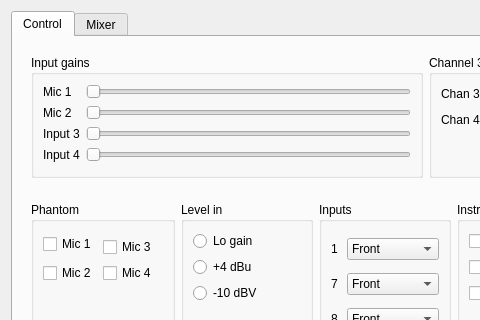
Above: libffado/support/mixer-qt4/ffado/mixer/rme.ui from adiknoth/ffado before the change; both pictures show x 0 to 480 and y 0 to 320 of the 637 by 781 pixel window. Below: the same form after it.
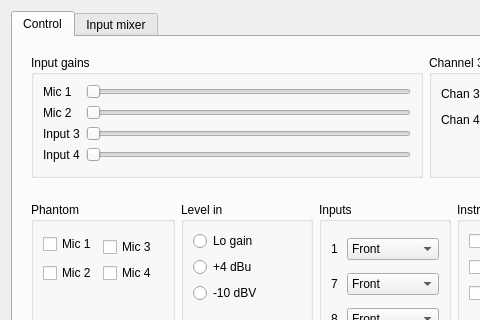
That is the form after the change.

Commit message: * rme: implement a first cut at the input matrix mixer.  This permits inputs to be mixed to outputs directly in the device for latency-free monitoring applications.  The playback matrix mixer and output fader controls will follow soon now this initial proof-of-concept is done. * matrixmixer: added new optional parameter to the this widget's constructor allowing the control maximums to be set.  If not given the default is 65536/+12dB as before.

Patch:
```diff
--- a/libffado/support/mixer-qt4/ffado/mixer/rme.ui
+++ b/libffado/support/mixer-qt4/ffado/mixer/rme.ui
@@ -1090,7 +1090,7 @@
      </widget>
      <widget class="QWidget" name="mixer" >
       <attribute name="title" >
-       <string>Mixer</string>
+       <string>Input mixer</string>
       </attribute>
      </widget>
     </widget>
```
The commit also changes 3 other files.
